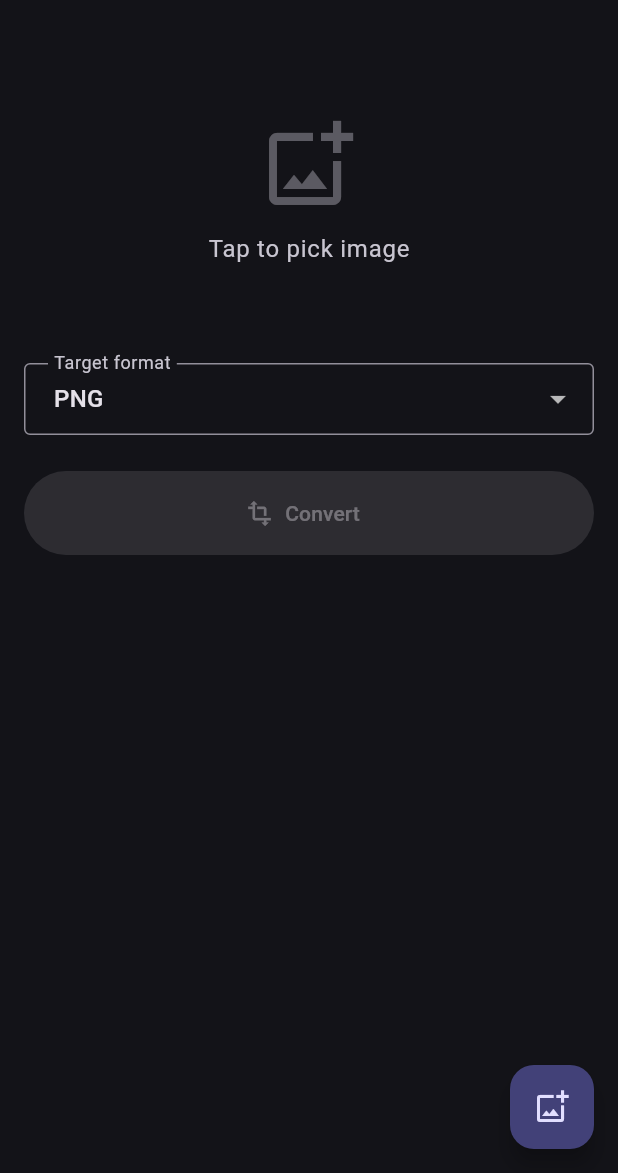
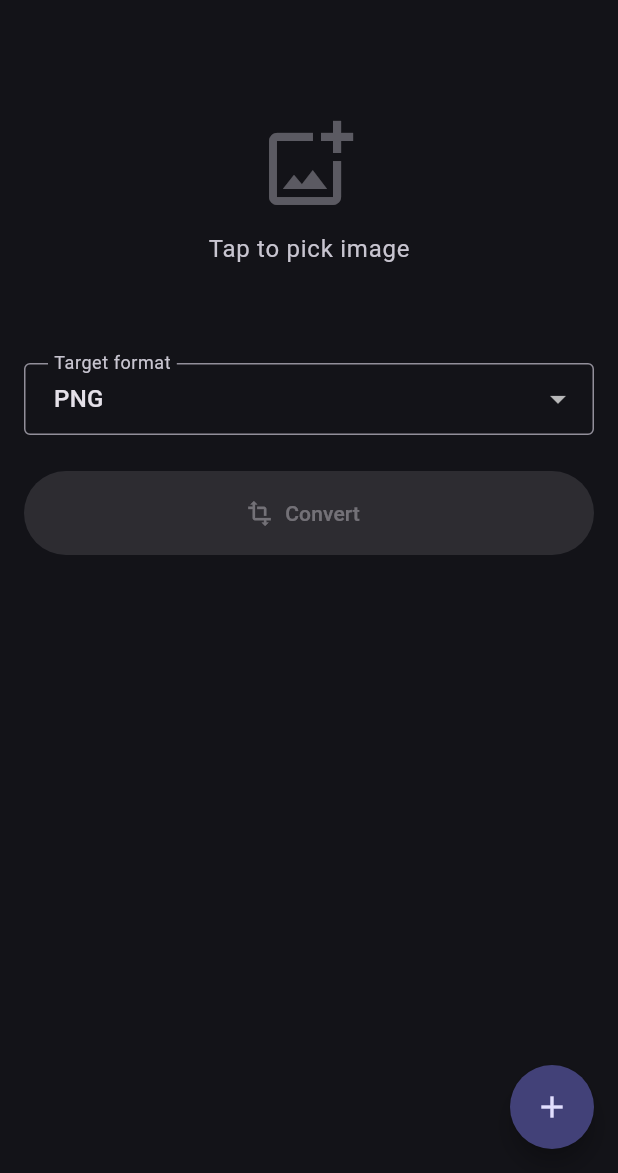
Before and after one commit to volkrist/General-converter, a Flutter app: the screen it shows after launch, on a phone screen of 412 x 824 dp, the part 63-1236 px from its top. Run offline on Flutter 3.47's test engine with Material 3 defaults, Android fonts, the phone set to English and light mode, and no system bars; our stand-ins replace image_picker, share_plus; missing offline and left inert: saver_gallery.

Commit message:
add flutter_launcher_icons and configure custom app icons
- Add `flutter_launcher_icons` to `pubspec.yaml`
- Add new app icon assets and update Android manifest to use the new launcher icon.
- Update `PickImageFab` to use `AppStrings.pickImage` and a circular border.
- Clean up unused spacing in `app_strings.dart`.

```diff
--- a/lib/constants/app_strings.dart
+++ b/lib/constants/app_strings.dart
@@ -13,6 +13,4 @@ abstract final class AppStrings {
   static const String pickFailed = 'Failed to pick image';
   static const String tapToPick = 'Tap to pick image';
   static const String toggleTheme = 'Toggle theme';
-
-
 }
--- a/lib/widgets/pick_image_fab.dart
+++ b/lib/widgets/pick_image_fab.dart
@@ -1,4 +1,5 @@
 import 'package:flutter/material.dart';
+import 'package:general_converter/constants/app_strings.dart';
 
 class PickImageFab extends StatelessWidget {
   const PickImageFab({
@@ -14,14 +15,15 @@ class PickImageFab extends StatelessWidget {
   Widget build(BuildContext context) {
     return FloatingActionButton(
       onPressed: isLoading ? null : onPressed,
-      tooltip: 'Pick image',
+      tooltip: AppStrings.pickImage,
+      shape: const CircleBorder(),
       child: isLoading
           ? const SizedBox(
               width: 24,
               height: 24,
               child: CircularProgressIndicator(strokeWidth: 2.5),
             )
-          : const Icon(Icons.add_photo_alternate_outlined),
+          : const Icon(Icons.add),
     );
   }
 }
```
Also changed, not shown: pubspec.yaml (+9 -0 lines), assets/icon/app_icon.png (added), pubspec.lock, 17 other files.
